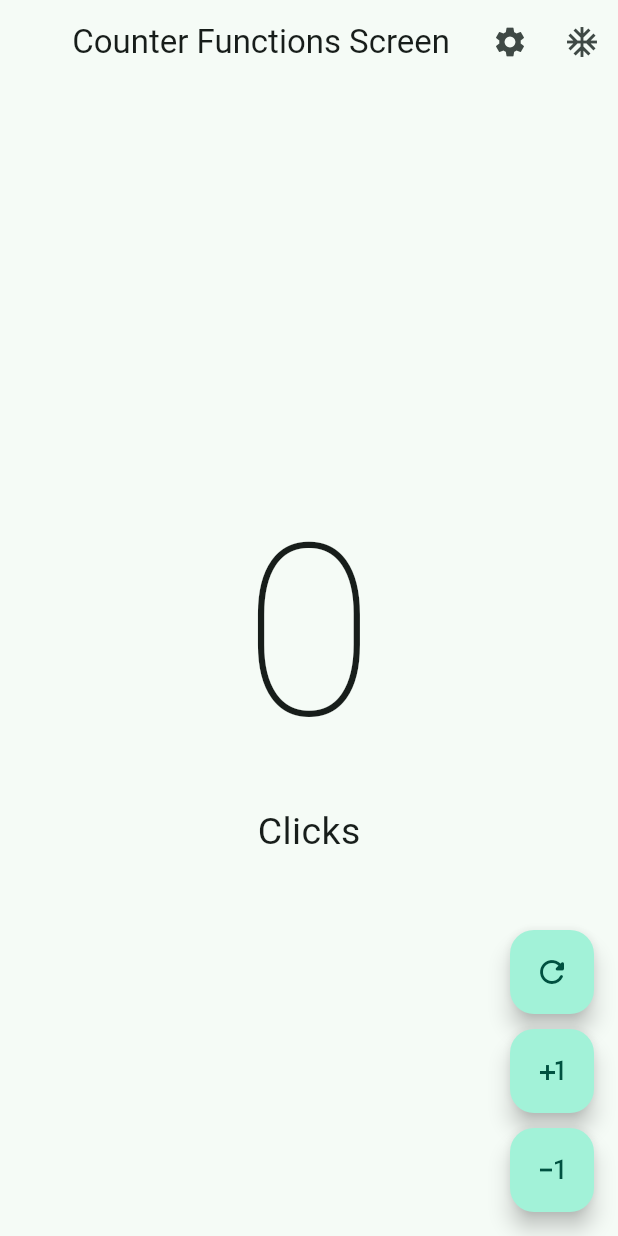
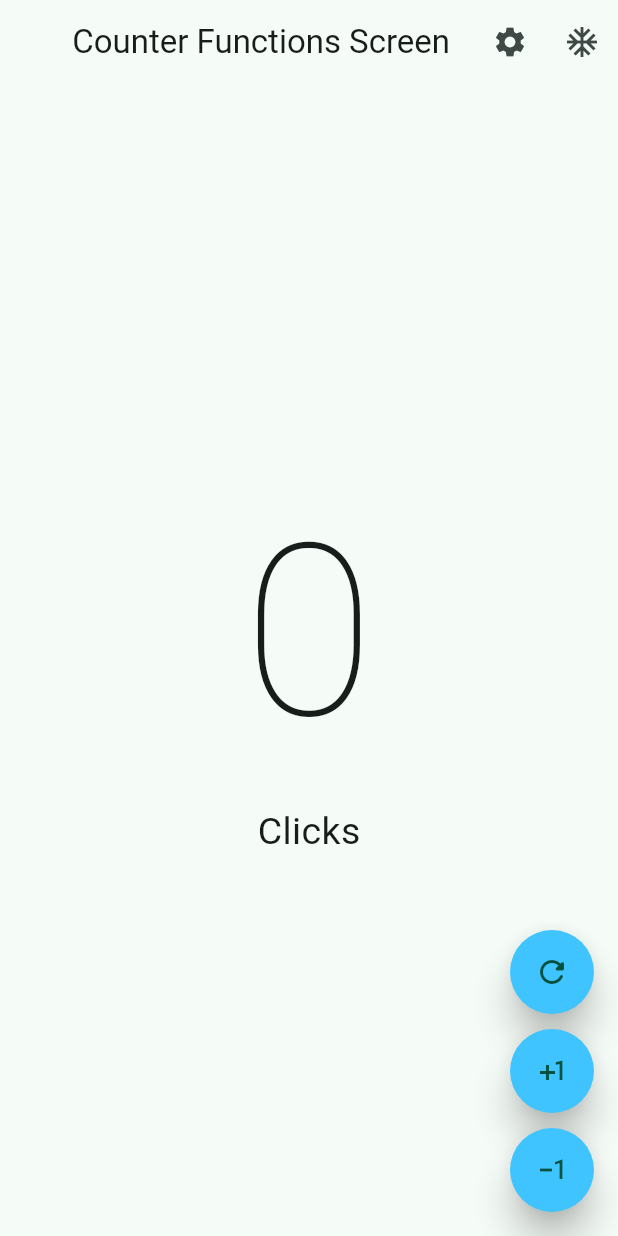
Before and after one commit to arodriguezgim/PMDM2526, a Flutter app: the screen it shows after launch, on a phone screen of 412 x 824 dp. Run offline on Flutter 3.47's test engine with Material 3 defaults, Android fonts, the phone set to English and light mode, and no system bars.

Commit message:
Fin clase MArtes

```diff
--- /dev/null
+++ b/Flutter/componentes/lib/config/theme/app_theme.dart
@@ -0,0 +1,27 @@
+import 'package:flutter/material.dart';
+
+const listaDeColores = <Color>[
+  Colors.blue,
+  Colors.indigo,
+  Colors.deepPurple,
+  Colors.pink,
+  Colors.yellow,
+  Colors.green
+];
+
+class AppTheme {
+
+  final int colorSeleccionado;
+
+  AppTheme({this.colorSeleccionado = 0 });
+
+  ThemeData obtenerTema() => ThemeData(
+    useMaterial3: true,
+    colorSchemeSeed: listaDeColores[colorSeleccionado],
+
+    appBarTheme: AppBarTheme(
+      centerTitle: true,
+    )
+  );
+
+}
--- /dev/null
+++ b/Flutter/componentes/lib/main.dart
@@ -0,0 +1,18 @@
+import 'package:componentes/config/theme/app_theme.dart';
+import 'package:componentes/presentation/screens/home_screen.dart';
+import 'package:flutter/material.dart';
+
+void main() => runApp(const MyApp());
+
+class MyApp extends StatelessWidget {
+  const MyApp({super.key});
+
+  @override
+  Widget build(BuildContext context) {
+    return MaterialApp(
+      debugShowCheckedModeBanner: false,
+      theme: AppTheme( colorSeleccionado: 1).obtenerTema(),
+      home: HomeScreen()
+    );
+  }
+}
--- a/Flutter/contador/lib/screens/counter_functions_screen.dart
+++ b/Flutter/contador/lib/screens/counter_functions_screen.dart
@@ -77,7 +77,10 @@
   @override
   Widget build(BuildContext context) {
     return FloatingActionButton(
-      //backgroundColor: Colors.yellow,
+      shape: StadiumBorder(),
+      enableFeedback: true,
+      elevation: 10,
+      backgroundColor: Colors.lightBlueAccent,
       child: Icon( icono ),
         onPressed: onPressed
       );
```
Also changed, not shown: Flutter/componentes/analysis_options.yaml (added, +28 -0 lines), Flutter/componentes/lib/config/routes/menu_items.dart (added, +42 -0 lines), Flutter/componentes/lib/presentation/screens/botones_screen.dart (added, +12 -0 lines), Flutter/componentes/lib/presentation/screens/home_screen.dart (added, +37 -0 lines), Flutter/componentes/lib/presentation/screens/listas_screen.dart (added, +10 -0 lines), Flutter/componentes/lib/presentation/screens/tarjestas_screen.dart (added, +10 -0 lines), Flutter/componentes/pubspec.yaml (added, +89 -0 lines), Flutter/componentes/pubspec.lock (added), 61 other files.
